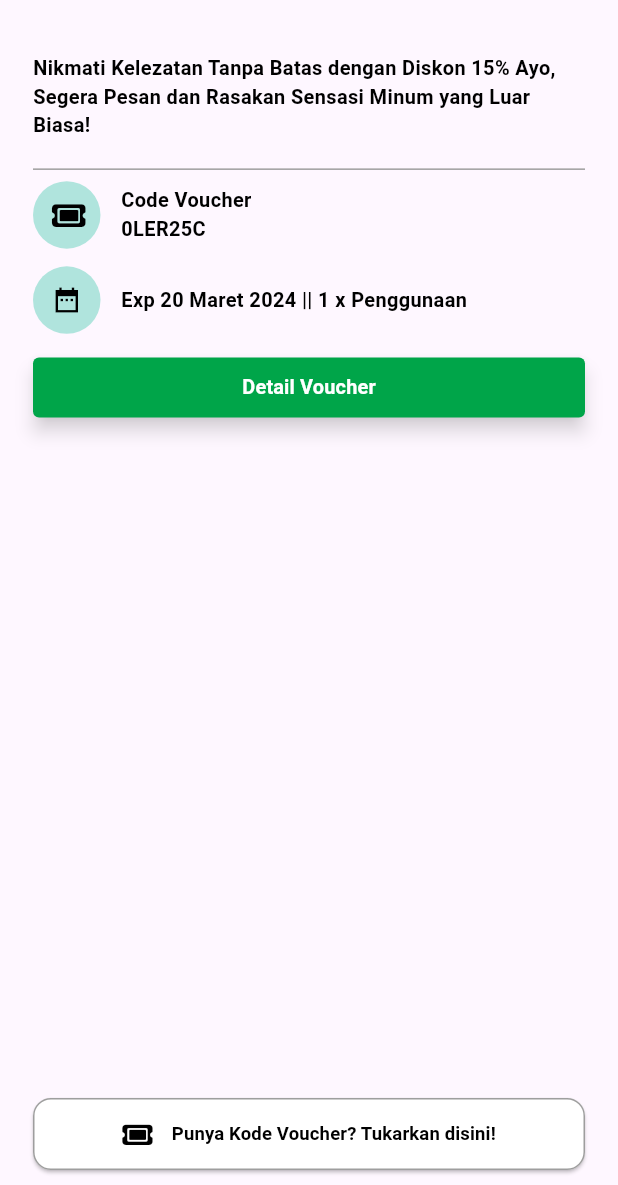
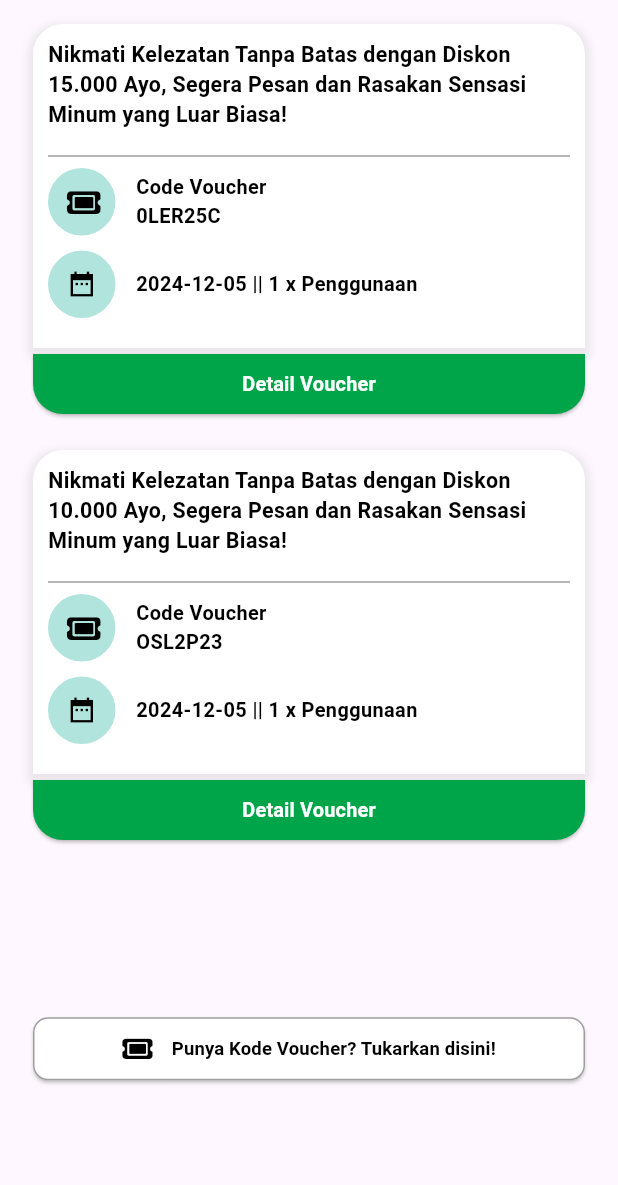
Before and after one commit to Shade2012/warmindo_user_ui, a Flutter app: the VoucherPage screen opened by its route, on a phone screen of 412 x 824 dp, the part 51-1236 px from its top. Run offline on Flutter 3.47's test engine with Material 3 defaults, Android fonts, the phone set to English and light mode, and no system bars; our stand-ins replace animated_custom_dropdown, carousel_slider, flutter_rating_bar, flutter_svg, font_awesome_flutter, get and 4 more; missing offline and left inert: dart:ffi; Roboto replaces fonts that are missing (Oxygen).

Commit message:
style:[S2/Damar] change style for voucher page and detail voucher page

```diff
--- a/lib/pages/detail-menu_page/view/detail_menu_page.dart
+++ b/lib/pages/detail-menu_page/view/detail_menu_page.dart
@@ -55,7 +55,7 @@ class DetailMenuPage extends StatelessWidget {
                         crossAxisAlignment: WrapCrossAlignment.center,
                         children: [
                           Icon(Icons.star_rounded, color: Colors.orange, size: 23,),
-                          Text(menu.ratings.toString(), style: descriptionratingTextStyle),
+                          Text(menu.ratings.first.toString(), style: descriptionratingTextStyle),
                         ],
                       ),
                     ],
--- a/lib/pages/detail-voucher-page/view/detail_voucher_page.dart
+++ b/lib/pages/detail-voucher-page/view/detail_voucher_page.dart
@@ -1,10 +1,15 @@
 import 'package:flutter/material.dart';
+import 'package:intl/intl.dart';
+import 'package:warmindo_user_ui/pages/voucher_page/model/voucher_model.dart';
 
 class DetailVoucherPage extends StatelessWidget {
-  const DetailVoucherPage({Key? key});
+
+  final Voucher voucher;
+   DetailVoucherPage({Key? key, required this.voucher});
 
   @override
   Widget build(BuildContext context) {
+    final currencyFormat = NumberFormat.currency(locale: 'id_ID', symbol: 'Rp ', decimalDigits: 0);
     return Scaffold(
       appBar: AppBar(
         title: Text('Detail Voucher'),
@@ -29,7 +34,7 @@ class DetailVoucherPage extends StatelessWidget {
               ),
               SizedBox(height: 16),
               Text(
-                'Dapatkan pengalaman berbelanja yang lebih menyenangkan dengan voucher eksklusif untuk Anda, pengguna baru kami! Gunakan kode voucher "NEWUSER5K" saat checkout dan nikmati potongan harga sebesar Rp 5000 untuk pembelian pertama Anda.',
+                'Dapatkan pengalaman berbelanja yang lebih menyenangkan dengan voucher eksklusif untuk Anda, pengguna baru kami! Gunakan kode voucher ${voucher.code} saat checkout dan nikmati potongan harga sebesar Rp ${currencyFormat.format(voucher.discount)} untuk pembelian pertama Anda.',
                 style: TextStyle(fontSize: 16),
               ),
               SizedBox(height: 16),
--- a/lib/pages/voucher_page/controller/voucher_controller.dart
+++ b/lib/pages/voucher_page/controller/voucher_controller.dart
@@ -12,11 +12,15 @@ class VoucherController extends GetxController {
   final CartController controller = Get.put(CartController());
   RxList<Voucher> voucher = <Voucher>[].obs;
   Rx<Voucher?> appliedVoucher = Rx<Voucher?>(null);
+  RxBool isLoading = true.obs;
   @override
   void onInit() {
     // TODO: implement onInit
     super.onInit();
     fetchProduct();
+    Future.delayed(Duration(seconds: 4),(){
+      isLoading.value = false;
+    });
 
   }
   void applyVoucher(Voucher voucher) {
--- /dev/null
+++ b/lib/pages/voucher_page/shimmer/vouchershimmer.dart
@@ -0,0 +1,18 @@
+import 'package:flutter/material.dart';
+import 'package:warmindo_user_ui/widget/shimmer/shimmer.dart';
+
+class VoucherShimmer extends StatelessWidget {
+  const VoucherShimmer({Key? key}) : super(key: key);
+
+  @override
+  Widget build(BuildContext context) {
+    return ListView.separated(
+      itemCount: 2,
+        itemBuilder: (context, index) {
+          return Skeleton( width: double.infinity,height: 200,radius: 10,);
+        }, separatorBuilder: (BuildContext context, int index) {
+        return SizedBox(height: 20,);
+    },
+    );
+  }
+}
--- a/lib/pages/voucher_page/view/voucher_page.dart
+++ b/lib/pages/voucher_page/view/voucher_page.dart
@@ -1,17 +1,28 @@
+import 'package:flutter/cupertino.dart';
 import 'package:flutter/material.dart';
+import 'package:flutter/widgets.dart';
 import 'package:font_awesome_flutter/font_awesome_flutter.dart';
 import 'package:get/get.dart';
+import 'package:intl/intl.dart';
+import 'package:warmindo_user_ui/pages/detail-voucher-page/view/detail_voucher_page.dart';
+import 'package:warmindo_user_ui/pages/voucher_page/controller/voucher_controller.dart';
+import 'package:warmindo_user_ui/pages/voucher_page/shimmer/vouchershimmer.dart';
 import 'package:warmindo_user_ui/routes/AppPages.dart';
+import 'package:warmindo_user_ui/utils/themes/buttonstyle_themes.dart';
 import 'package:warmindo_user_ui/utils/themes/color_themes.dart';
 import 'package:warmindo_user_ui/utils/themes/textstyle_themes.dart';
 import 'package:warmindo_user_ui/widget/circleIcons.dart';
+import 'package:warmindo_user_ui/widget/shimmer/shimmer.dart';
 import 'package:warmindo_user_ui/widget/voucher_bottom_sheet.dart';
 
 class VoucherPage extends StatelessWidget {
-  const VoucherPage({Key? key}) : super(key: key);
+  final VoucherController controller = Get.put(VoucherController());
+   VoucherPage({Key? key}) : super(key: key);
 
   @override
   Widget build(BuildContext context) {
+
+
     double screenWidth = MediaQuery.of(context).size.width;
     double screenHeight = MediaQuery.of(context).size.height;
     return Scaffold(
@@ -27,29 +38,43 @@ class VoucherPage extends StatelessWidget {
         ),
       ),
       body: SafeArea(
+        child: SingleChildScrollView(
           child: Container(
             padding: EdgeInsets.symmetric(horizontal: 22, vertical: 10),
             width: screenWidth,
             height: screenHeight,
+            child: Obx(()=> controller.isLoading.value?
+                VoucherShimmer() :
+            Column(
+              children: [
+                Container(
+                  height: screenHeight * 0.8,
+                  child: ListView.separated(
+                    itemCount: controller.voucher.length,
+                    itemBuilder: (BuildContext context, int index) {
+                      final voucher = controller.voucher[index];
+                      return Column(
+                        children: [
+                          Container(
+                            decoration: BoxDecoration(
+                                color: Colors.white,
+                                borderRadius: BorderRadius.only(topLeft: Radius.circular(20),topRight: Radius.circular(20)),
+                                boxShadow: [
+                                  BoxShadow(
+                                    color: Colors.grey.withOpacity(0.2),
+                                    spreadRadius: 3,
+                                    blurRadius: 4,
+                                    offset: Offset(0, 3), // changes position of shadow
+                                  ),
+                                ]
+                            ),
+                            padding: EdgeInsets.all(10),
                             child: Column(
                               crossAxisAlignment: CrossAxisAlignment.start,
                               children: [
-              SizedBox(height: 20), // Spacing between elements
-              Expanded(
-                child: ListView(
-                  children: [
-                    Column(
-                      crossAxisAlignment: CrossAxisAlignment.start,
-                      children: [
-                        Text(
-                          'Nikmati Kelezatan Tanpa Batas dengan Diskon 15% Ayo, Segera Pesan dan Rasakan Sensasi Minum yang Luar Biasa!',
-                          style: blackvoucherTextStyle,
-                        ),
-                        SizedBox(height: screenHeight / 70),
-                        Divider(
-                          thickness: 1,
-                          color: Colors.grey,
-                        ),
+                                Text(voucher.description,style: boldTextStyle,),
+                                SizedBox(height: 10,),
+                                Divider(thickness: 1, color: Colors.grey,),
                                 Row(
                                   children: [
                                     CircleIcon(
@@ -62,73 +87,73 @@ class VoucherPage extends StatelessWidget {
                                         children: [
                                           Text('Code Voucher',
                                               style: blackvoucherTextStyle),
-                                  Text('0LER25C', style: blackvoucherTextStyle),
+                                          Text(voucher.code, style: blackvoucherTextStyle),
                                         ],
                                       ),
                                     ),
                                   ],
                                 ),
-                        SizedBox(height: screenHeight / 70),
+                                SizedBox(height: 10,),
                                 Row(
                                   children: [
                                     CircleIcon(iconData: Icons.date_range_sharp),
                                     SizedBox(width: screenWidth / 30),
-                            Text('Exp 20 Maret 2024',
+                                    Text(DateFormat('yyyy-MM-dd').format(voucher.expired),
                                         style: blackvoucherTextStyle),
                                     Text(' || 1 x Penggunaan',
                                         style: blackvoucherTextStyle),
                                   ],
                                 ),
-                        SizedBox(height: screenHeight / 70),
-                        ElevatedButton(
+                                SizedBox(height: 10,),
+
+                              ],
+                            ),
+                          ),
+                          Container(
+                            width: double.infinity,
+                            child: ElevatedButton(
                               onPressed: () {
-                            Get.toNamed(Routes.DETAIL_VOUCHER_PAGE);
+                                Get.to(DetailVoucherPage(voucher: voucher));
                               },
-                          style: ElevatedButton.styleFrom(
-                            backgroundColor: ColorResources.voucherbtnDetail,
-                            minimumSize: Size(double.infinity, 40),
-                            shape: RoundedRectangleBorder(
-                              borderRadius: BorderRadius.circular(4),
-                            ),
-                            shadowColor: Colors.grey.withOpacity(0.5),
-                            elevation: 5,
-                          ),
+                              style:button_detail_voucher(),
                               child: Text('Detail Voucher',
                                   style: whitevoucherTextStyle),
                             ),
-                      ],
                           ),
                         ],
+                      );
+                    },
+                    separatorBuilder: (BuildContext context, int index) {
+                      return SizedBox(height: 20,);
+                    },
+
+
                   ),
-              ), // Spacing between elements
-              ElevatedButton(
-                onPressed: () {
+                ),
+                Container(
+                  child: ElevatedButton(onPressed: (){
                     showModalBottomSheet(
                       context: context,
                       builder: (BuildContext context) {
                         return VoucherFrame();
                       },
                     );
-                },
-                style: ElevatedButton.styleFrom(
-                  backgroundColor: ColorResources.secondaryTextColor,
-                  foregroundColor: ColorResources.primaryTextColor,
-                  minimumSize: Size(double.infinity, 48),
-                  shape: RoundedRectangleBorder(
-                    borderRadius: BorderRadius.circular(12),
-                    side: BorderSide(color: Colors.grey, width: 1),
-                  ),
-                ),
+                  },style: button_reedem_voucher(), child: Padding(
+                    padding: const EdgeInsets.all(12.0),
                     child: Row(
                       mainAxisAlignment: MainAxisAlignment.center,
                       children: [
-                    Icon(FontAwesomeIcons.ticket),
+                        Icon(FontAwesomeIcons.ticket,color: Colors.black,),
                         SizedBox(width: 15),
                         Text('Punya Kode Voucher? Tukarkan disini!',style: vouchertextStyle,),
                       ],
                     ),
+                  )),
                 ),
               ],
+            )
+
+            ),
           ),
         ),
       ),
--- a/lib/routes/AppPages.dart
+++ b/lib/routes/AppPages.dart
@@ -44,6 +44,7 @@ import 'package:warmindo_user_ui/pages/splash_page/view/splash_page.dart';
 import 'package:warmindo_user_ui/pages/veritification_page/binding/veritification_binding.dart';
 import 'package:warmindo_user_ui/pages/veritification_page/view/veritification_page.dart';
 import 'package:warmindo_user_ui/pages/voucher_page/binding/voucher_binding.dart';
+import 'package:warmindo_user_ui/pages/voucher_page/model/voucher_model.dart';
 import 'package:warmindo_user_ui/pages/voucher_page/view/voucher_page.dart';
 
 part 'AppRoutes.dart';
@@ -152,11 +153,6 @@ class AppPages {
         transition: Transition.fadeIn,
         transitionDuration: const Duration(milliseconds: 500)),
     GetPage(
-        name: _Paths.DETAIL_VOUCHER_PAGE,
-        page: () => DetailVoucherPage(),
-        transition: Transition.fadeIn,
-        transitionDuration: const Duration(milliseconds: 500)),
-    GetPage(
         name: _Paths.CHANGEPASS_PAGE,
         page: () => ChangePasswordPage(),
         binding: ChangePasswordBinding(),
--- a/lib/utils/themes/buttonstyle_themes.dart
+++ b/lib/utils/themes/buttonstyle_themes.dart
@@ -78,3 +78,33 @@ ButtonStyle button_cancel() {
     ),
   );
 }
+ButtonStyle button_detail_voucher() {
+  return ButtonStyle(
+    backgroundColor: MaterialStateProperty.all<Color>(ColorResources.voucherbtnDetail),
+    shape: MaterialStateProperty.all<OutlinedBorder>(
+      RoundedRectangleBorder(
+        borderRadius: BorderRadius.only(
+          bottomLeft: Radius.circular(20.0),
+          bottomRight: Radius.circular(20.0),
+        ),
+
+      ),
+    ),
+  );
+}
+ButtonStyle button_reedem_voucher() {
+  return ButtonStyle(
+    backgroundColor: MaterialStateProperty.all<Color>(Colors.white),
+    shape: MaterialStateProperty.all<OutlinedBorder>(
+      RoundedRectangleBorder(
+        borderRadius: BorderRadius.all(
+        Radius.circular(10.0),
+        ),
+        side: BorderSide(
+          color: Colors.grey, // Set the border color here
+          // Set the border width here
+        ),
+      ),
+    ),
+  );
+}
```
Lines whose indentation alone changed are shown as unchanged.
